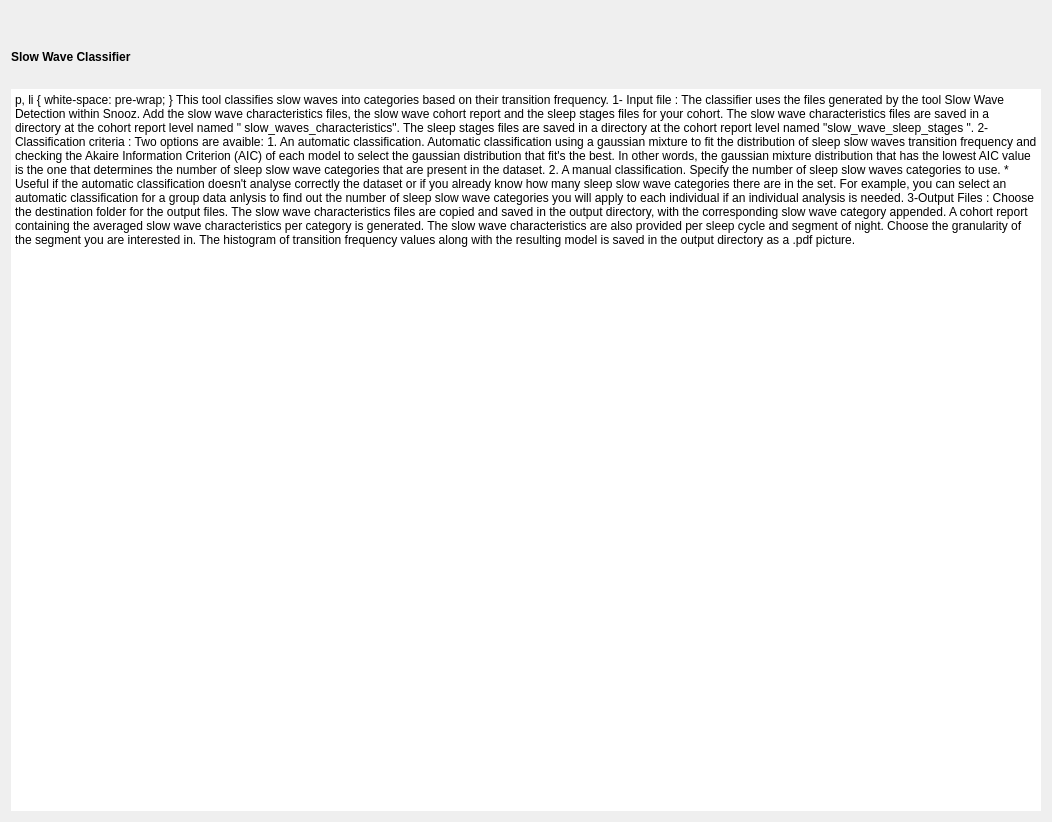
First picture: the form in tools/CEAMSTools/SlowWaveClassification/SSWCIntroStep/Ui_SSWCIntroStep.ui, repository SnoozToolbox/snooz-package-ceams, before the edit.
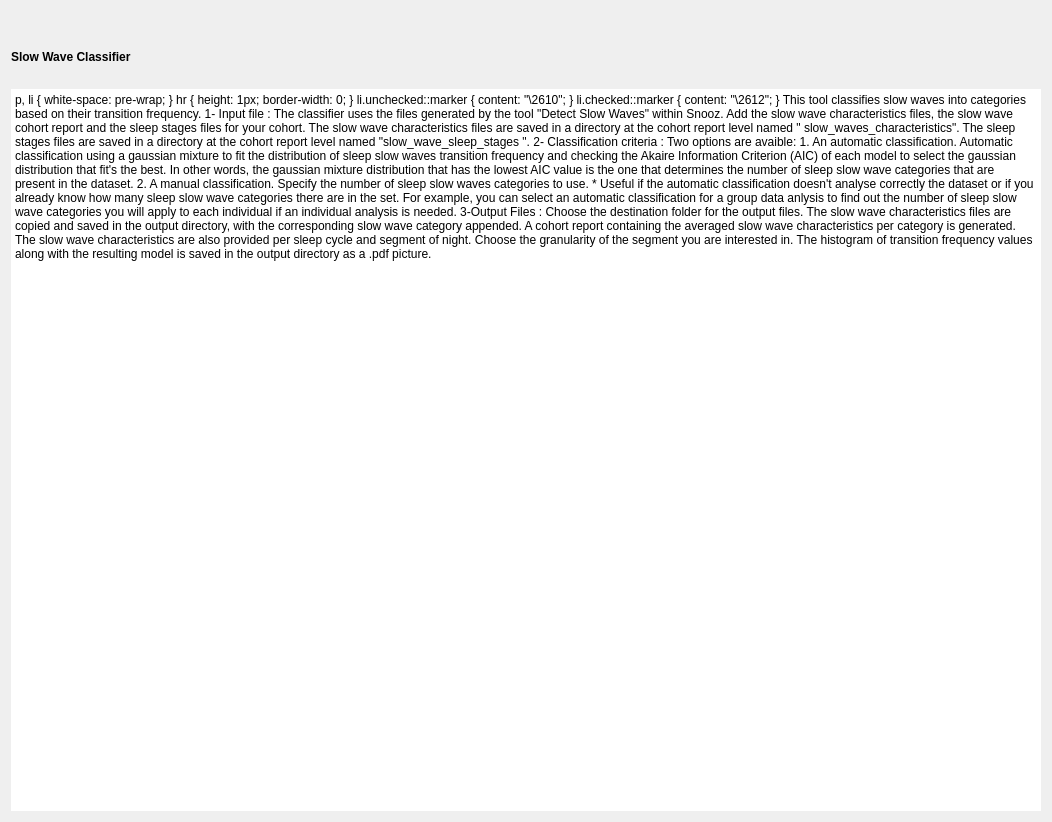
Second picture: the form after the edit.

The edit to the form file:
```diff
--- a/tools/CEAMSTools/SlowWaveClassification/SSWCIntroStep/Ui_SSWCIntroStep.ui
+++ b/tools/CEAMSTools/SlowWaveClassification/SSWCIntroStep/Ui_SSWCIntroStep.ui
@@ -64,13 +64,16 @@
          </property>
          <property name="html">
           <string>&lt;!DOCTYPE HTML PUBLIC &quot;-//W3C//DTD HTML 4.0//EN&quot; &quot;http://www.w3.org/TR/REC-html40/strict.dtd&quot;&gt;
-&lt;html&gt;&lt;head&gt;&lt;meta name=&quot;qrichtext&quot; content=&quot;1&quot; /&gt;&lt;style type=&quot;text/css&quot;&gt;
+&lt;html&gt;&lt;head&gt;&lt;meta name=&quot;qrichtext&quot; content=&quot;1&quot; /&gt;&lt;meta charset=&quot;utf-8&quot; /&gt;&lt;style type=&quot;text/css&quot;&gt;
 p, li { white-space: pre-wrap; }
+hr { height: 1px; border-width: 0; }
+li.unchecked::marker { content: &quot;\2610&quot;; }
+li.checked::marker { content: &quot;\2612&quot;; }
 &lt;/style&gt;&lt;/head&gt;&lt;body style=&quot; font-family:'Roboto'; font-size:12pt; font-weight:400; font-style:normal;&quot;&gt;
 &lt;p style=&quot; margin-top:0px; margin-bottom:0px; margin-left:0px; margin-right:0px; -qt-block-indent:0; text-indent:0px;&quot;&gt;This tool classifies slow waves into categories based on their transition frequency.  &lt;/p&gt;
 &lt;p style=&quot;-qt-paragraph-type:empty; margin-top:0px; margin-bottom:0px; margin-left:0px; margin-right:0px; -qt-block-indent:0; text-indent:0px;&quot;&gt;&lt;br /&gt;&lt;/p&gt;
 &lt;p style=&quot; margin-top:12px; margin-bottom:12px; margin-left:0px; margin-right:0px; -qt-block-indent:0; text-indent:0px;&quot;&gt;&lt;span style=&quot; text-decoration: underline;&quot;&gt;1- Input file :&lt;/span&gt;&lt;/p&gt;
-&lt;p style=&quot; margin-top:12px; margin-bottom:12px; margin-left:0px; margin-right:0px; -qt-block-indent:0; text-indent:0px;&quot;&gt;	The classifier uses the files generated by the tool Slow Wave Detection within Snooz.&lt;br /&gt;	Add the slow wave characteristics files, the slow wave cohort report and the sleep stages files for your cohort.&lt;br /&gt;	The slow wave characteristics files are saved in a directory at the cohort report level named &amp;quot;&lt;span style=&quot; color:#000000;&quot;&gt;slow_waves_characteristics&amp;quot;.&lt;br /&gt;	The sleep stages files &lt;/span&gt;are saved in a directory at the cohort report level named &amp;quot;slow_wave_sleep_stages&lt;span style=&quot; color:#000000;&quot;&gt;&amp;quot;.&lt;/span&gt;&lt;/p&gt;
+&lt;p style=&quot; margin-top:12px; margin-bottom:12px; margin-left:0px; margin-right:0px; -qt-block-indent:0; text-indent:0px;&quot;&gt;	The classifier uses the files generated by the tool &amp;quot;Detect Slow Waves&amp;quot; within Snooz.&lt;br /&gt;	Add the slow wave characteristics files, the slow wave cohort report and the sleep stages files for your cohort.&lt;br /&gt;	The slow wave characteristics files are saved in a directory at the cohort report level named &amp;quot;&lt;span style=&quot; color:#000000;&quot;&gt;slow_waves_characteristics&amp;quot;.&lt;br /&gt;	The sleep stages files &lt;/span&gt;are saved in a directory at the cohort report level named &amp;quot;slow_wave_sleep_stages&lt;span style=&quot; color:#000000;&quot;&gt;&amp;quot;.&lt;/span&gt;&lt;/p&gt;
 &lt;p style=&quot; margin-top:12px; margin-bottom:12px; margin-left:0px; margin-right:0px; -qt-block-indent:0; text-indent:0px;&quot;&gt;&lt;span style=&quot; text-decoration: underline;&quot;&gt;2- Classification criteria : &lt;/span&gt;&lt;/p&gt;
 &lt;p style=&quot; margin-top:12px; margin-bottom:12px; margin-left:0px; margin-right:0px; -qt-block-indent:0; text-indent:0px;&quot;&gt;	Two options are avaible:&lt;/p&gt;
 &lt;p style=&quot; margin-top:12px; margin-bottom:12px; margin-left:0px; margin-right:0px; -qt-block-indent:0; text-indent:0px;&quot;&gt;	1. An automatic classification.&lt;br /&gt;	Automatic classification using a gaussian mixture to fit the distribution of sleep slow waves transition frequency and &lt;br /&gt;	checking the Akaire Information Criterion (AIC) of each model to select the gaussian distribution that fit's the best. &lt;br /&gt;	In other words, the gaussian mixture distribution that has the lowest AIC value is the one that determines &lt;br /&gt;	the number of sleep slow wave categories that are present in the dataset.&lt;/p&gt;
```
Left out of the diff: 7 changed lines with no effect on the pictures.
